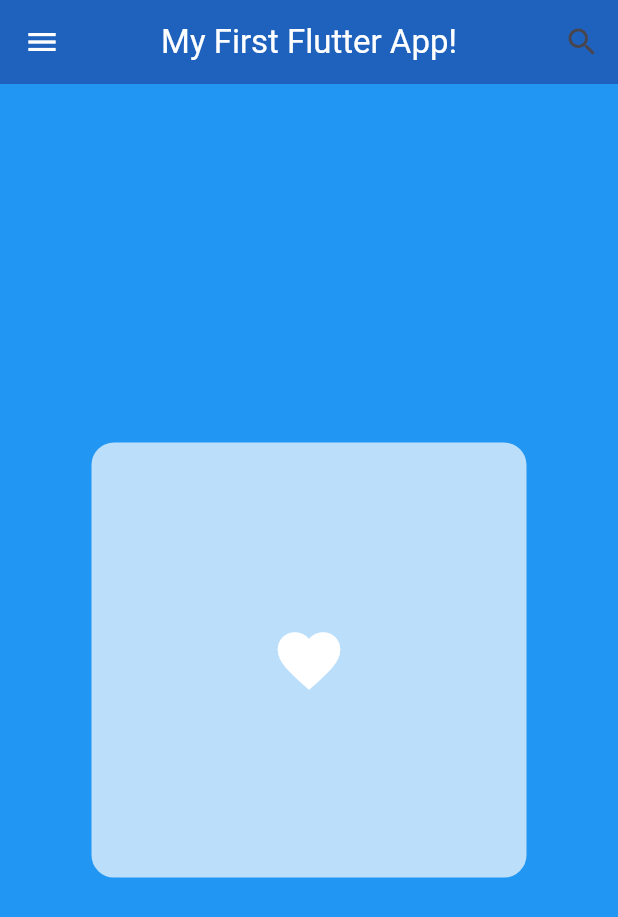
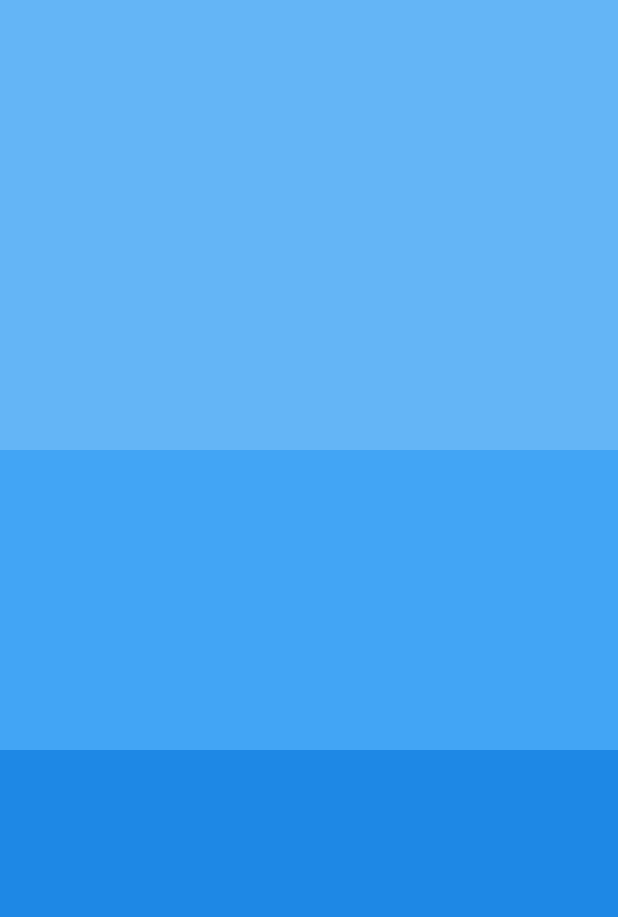
Before and after one commit to Ketan-K17/flutter_tutorial, a Flutter app: the screen it shows after launch, on a phone screen of 412 x 824 dp. Shown: the top 917 px of the screen. Run offline on Flutter 3.47's test engine with Material 3 defaults, Android fonts, the light colour scheme and no system bars.

Commit message:
Working with Columns in App body

```diff
--- a/lib/main.dart
+++ b/lib/main.dart
@@ -15,51 +15,18 @@ class MyApp extends StatelessWidget {
       debugShowCheckedModeBanner: false,
       home: Scaffold(
         backgroundColor: Colors.blue,
-        appBar: AppBar(
-          title: Text(
-            "My First Flutter App!",
-            style: TextStyle(color: Colors.white),
-          ),
-          elevation: 8.0,
-          centerTitle: true,
-          backgroundColor: Colors.blue[800],
-          leading: IconButton(
-            onPressed: () {
-              print("Menu button pressed");
-            },
-            icon: Icon(Icons.menu),
-            color: Colors.white,
-          ),
-          actions: [
-            IconButton(
-              onPressed: () {
-                print("Search button pressed");
-              },
-              icon: Icon(Icons.search),
-            ),
+        body: Column(
+          // mainAxisAlignment: MainAxisAlignment.spaceEvenly,
+          // crossAxisAlignment: CrossAxisAlignment.start,
+          children: [
+            // box1
+            Container(height: 300, color: Colors.blue[300]),
+            // box2
+            Container(height: 200, color: Colors.blue[400]),
+            // box3
+            // Container(height: 100, width: 100, color: Colors.blue[600]),
+            Expanded(child: Container(color: Colors.blue[600])),
           ],
-        ),
-        body: Center(
-          child: Container(
-            height: 300,
-            width: 300,
-            decoration: BoxDecoration(
-              color: Colors.blue[100],
-              borderRadius: BorderRadius.circular(20),
-              border: Border.all(color: Colors.blue, width: 5),
-            ),
-            padding: EdgeInsets.all(25),
-            // padding: EdgeInsets.symmetric(horizontal: 25, vertical: 50),
-            // child: Text(
-            //   "Ketan KUNKALIKAR",
-            //   style: TextStyle(
-            //     color: Colors.deepPurple[700],
-            //     fontSize: 30,
-            //     fontWeight: FontWeight.bold,
-            //     fontStyle: FontStyle.italic,
-            //   ),
-            child: Icon(Icons.favorite_sharp, size: 50, color: Colors.white),
-          ),
         ),
       ),
     );
```
